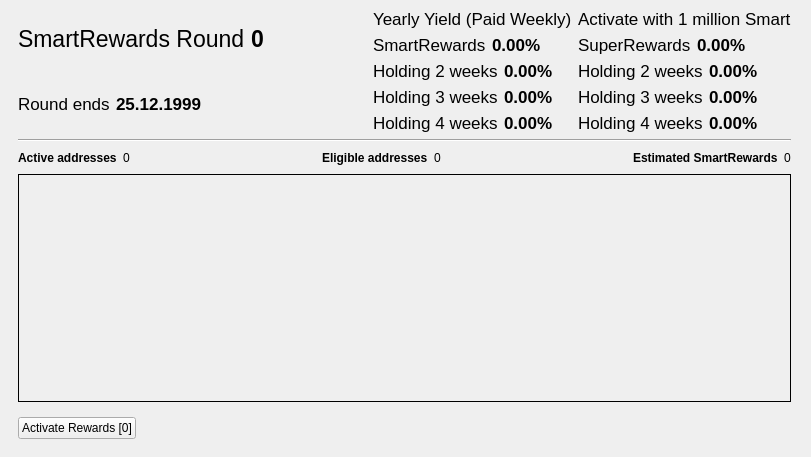
Before: the Qt Designer form src/qt/forms/smartrewardslist.ui in SmartCash/Core-Smart, drawn with Qt 5.
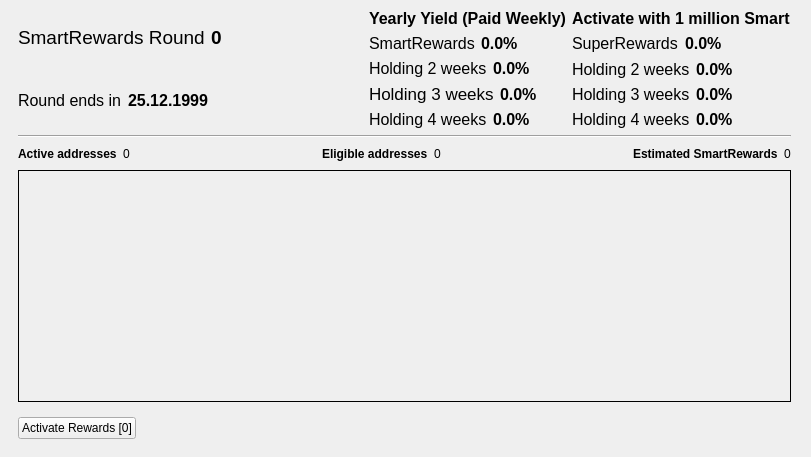
After: the same form once the commit is applied. The open tabs and pages were chosen to show the change. Custom widgets are drawn as their Qt base class.

The edit to the form file:
```diff
--- a/src/qt/forms/smartrewardslist.ui
+++ b/src/qt/forms/smartrewardslist.ui
@@ -185,7 +185,7 @@
                <widget class="QLabel" name="label_17">
                 <property name="font">
                  <font>
-                  <pointsize>17</pointsize>
+                  <pointsize>14</pointsize>
                  </font>
                 </property>
                 <property name="text">
@@ -203,7 +203,7 @@
                 </property>
                 <property name="font">
                  <font>
-                  <pointsize>17</pointsize>
+                  <pointsize>14</pointsize>
                   <weight>75</weight>
                   <bold>true</bold>
                  </font>
@@ -227,11 +227,11 @@
                 </property>
                 <property name="font">
                  <font>
-                  <pointsize>13</pointsize>
+                  <pointsize>12</pointsize>
                  </font>
                 </property>
                 <property name="text">
-                 <string>Round ends</string>
+                 <string>Round ends in</string>
                 </property>
                </widget>
               </item>
@@ -245,7 +245,7 @@
                 </property>
                 <property name="font">
                  <font>
-                  <pointsize>13</pointsize>
+                  <pointsize>12</pointsize>
                   <weight>75</weight>
                   <bold>true</bold>
                  </font>
@@ -265,7 +265,8 @@
              <widget class="QLabel" name="label_21">
               <property name="font">
                <font>
-                <pointsize>13</pointsize>
+                <pointsize>12</pointsize>
+                <bold>true</bold>
                </font>
               </property>
               <property name="text">
@@ -279,7 +280,7 @@
              <widget class="QLabel" name="label_211">
               <property name="font">
                <font>
-                <pointsize>13</pointsize>
+                <pointsize>12</pointsize>
                </font>
               </property>
               <property name="text">
@@ -291,13 +292,13 @@
              <widget class="QLabel" name="percentLabel">
               <property name="font">
                <font>
-                <pointsize>13</pointsize>
+                <pointsize>12</pointsize>
                 <weight>75</weight>
                 <bold>true</bold>
                </font>
               </property>
               <property name="text">
-               <string>0.00%</string>
+               <string>0.0%</string>
               </property>
              </widget>
             </item>
@@ -309,7 +310,7 @@
              <widget class="QLabel" name="label_212">
               <property name="font">
                <font>
-                <pointsize>13</pointsize>
+                <pointsize>12</pointsize>
                </font>
               </property>
               <property name="text">
@@ -321,13 +322,13 @@
              <widget class="QLabel" name="percentLabelTwo">
               <property name="font">
                <font>
-                <pointsize>13</pointsize>
+                <pointsize>12</pointsize>
                 <weight>75</weight>
                 <bold>true</bold>
                </font>
               </property>
               <property name="text">
-               <string>0.00%</string>
+               <string>0.0%</string>
               </property>
              </widget>
             </item>
@@ -351,13 +352,13 @@
              <widget class="QLabel" name="percentLabelThree">
               <property name="font">
                <font>
-                <pointsize>13</pointsize>
+                <pointsize>12</pointsize>
                 <weight>75</weight>
                 <bold>true</bold>
                </font>
               </property>
               <property name="text">
-               <string>0.00%</string>
+               <string>0.0%</string>
               </property>
              </widget>
             </item>
@@ -369,7 +370,7 @@
              <widget class="QLabel" name="label_214">
               <property name="font">
                <font>
-                <pointsize>13</pointsize>
+                <pointsize>12</pointsize>
                </font>
               </property>
               <property name="text">
@@ -381,13 +382,13 @@
              <widget class="QLabel" name="percentLabelFour">
               <property name="font">
                <font>
-                <pointsize>13</pointsize>
+                <pointsize>12</pointsize>
                 <weight>75</weight>
                 <bold>true</bold>
                </font>
               </property>
               <property name="text">
-               <string>0.00%</string>
+               <string>0.0%</string>
               </property>
              </widget>
             </item>
@@ -401,7 +402,8 @@
              <widget class="QLabel" name="label_215">
               <property name="font">
                <font>
-                <pointsize>13</pointsize>
+                <pointsize>12</pointsize>
+                <bold>true</bold>
                </font>
               </property>
               <property name="text">
@@ -415,7 +417,7 @@
              <widget class="QLabel" name="label_216">
               <property name="font">
                <font>
-                <pointsize>13</pointsize>
+                <pointsize>12</pointsize>
                </font>
               </property>
               <property name="text">
@@ -427,13 +429,13 @@
              <widget class="QLabel" name="percentLabelSuper">
               <property name="font">
                <font>
-                <pointsize>13</pointsize>
+                <pointsize>12</pointsize>
                 <weight>75</weight>
                 <bold>true</bold>
                </font>
               </property>
               <property name="text">
-               <string>0.00%</string>
+               <string>0.0%</string>
               </property>
              </widget>
             </item>
@@ -445,7 +447,7 @@
              <widget class="QLabel" name="label_217">
               <property name="font">
                <font>
-                <pointsize>13</pointsize>
+                <pointsize>12</pointsize>
                </font>
               </property>
               <property name="text">
@@ -457,13 +459,13 @@
              <widget class="QLabel" name="percentLabelSuperTwo">
               <property name="font">
                <font>
-                <pointsize>13</pointsize>
+                <pointsize>12</pointsize>
                 <weight>75</weight>
                 <bold>true</bold>
                </font>
               </property>
               <property name="text">
-               <string>0.00%</string>
+               <string>0.0%</string>
               </property>
              </widget>
             </item>
@@ -475,7 +477,7 @@
              <widget class="QLabel" name="label_218">
               <property name="font">
                <font>
-                <pointsize>13</pointsize>
+                <pointsize>12</pointsize>
                </font>
               </property>
               <property name="text">
@@ -487,13 +489,13 @@
              <widget class="QLabel" name="percentLabelSuperThree">
               <property name="font">
                <font>
-                <pointsize>13</pointsize>
+                <pointsize>12</pointsize>
                 <weight>75</weight>
                 <bold>true</bold>
                </font>
               </property>
               <property name="text">
-               <string>0.00%</string>
+               <string>0.0%</string>
               </property>
              </widget>
             </item>
@@ -505,7 +507,7 @@
              <widget class="QLabel" name="label_219">
               <property name="font">
                <font>
-                <pointsize>13</pointsize>
+                <pointsize>12</pointsize>
                </font>
               </property>
               <property name="text">
@@ -517,13 +519,13 @@
              <widget class="QLabel" name="percentLabelSuperFour">
               <property name="font">
                <font>
-                <pointsize>13</pointsize>
+                <pointsize>12</pointsize>
                 <weight>75</weight>
                 <bold>true</bold>
                </font>
               </property>
               <property name="text">
-               <string>0.00%</string>
+               <string>0.0%</string>
               </property>
              </widget>
             </item>
```
